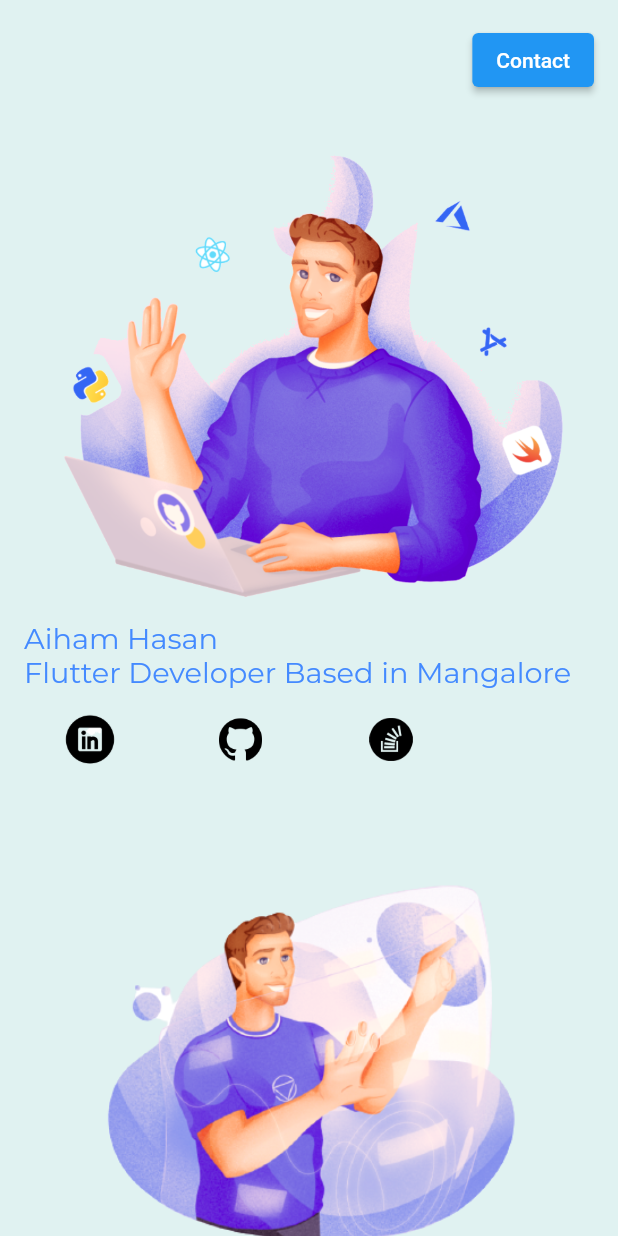
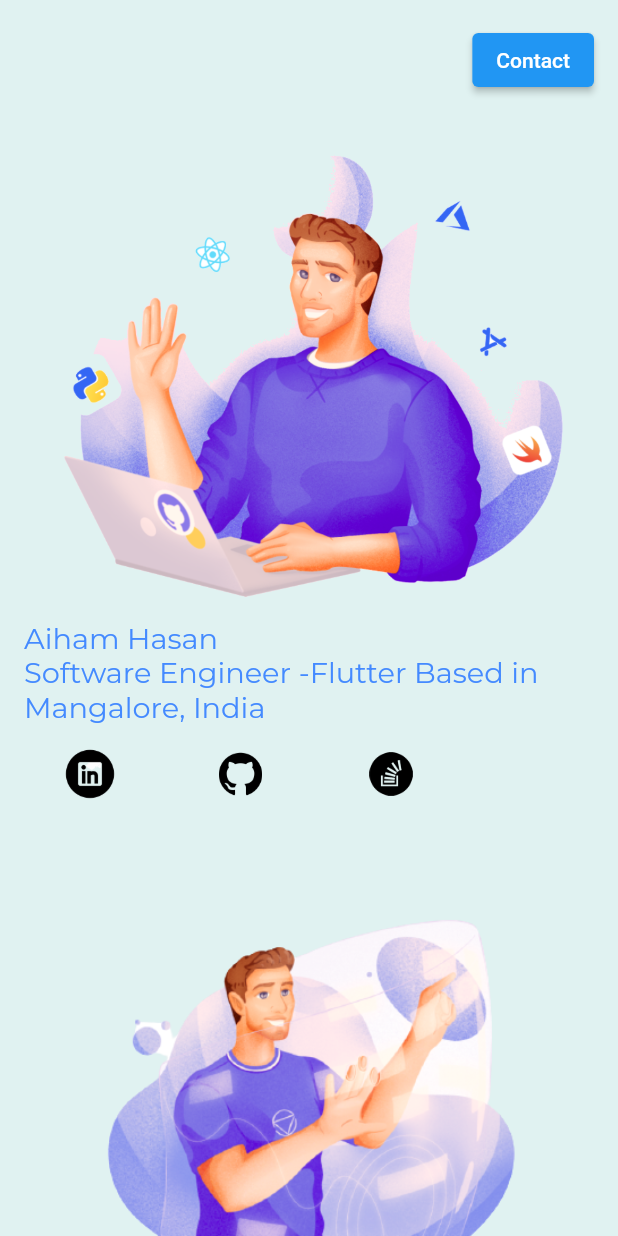
Before and after one commit to aihamhasan/flutter_portfolio, a Flutter app: the screen it shows after launch, on a phone screen of 412 x 824 dp. Run offline on Flutter 3.47's test engine with Material 2 defaults, Android fonts, the phone set to English and light mode, and no system bars; our stand-ins replace google_fonts, responsive_builder, sizer, url_launcher_web; missing offline and left inert: mailto.

Commit message:
ui changes

```diff
--- a/lib/homepage.dart
+++ b/lib/homepage.dart
@@ -31,19 +31,6 @@ class _HomepageState extends State<Homepage> {
       // _emailCopiedToClipboard = true;
     }
   }
-
-  // launchMailto() async {
-  //   final mailtoLink = Mailto(
-  //     to: ['aihamhasan04@gmail.com'],
-  //     cc: ['aihamhasan04@gmail.com', 'cc2@example.com'],
-  //     subject: 'Hi Aiham',
-  //     body: 'I had a query Regarding',
-  //   );
-  //   // Convert the Mailto instance into a string.
-  //   // Use either Dart's string interpolation
-  //   // or the toString() method.
-  //   await launch('$mailtoLink');
-  // }
 
   void _launchURL() async => await canLaunch(_url)
       ? await launch(_url)
@@ -102,7 +89,7 @@ class _HomepageState extends State<Homepage> {
                                 fontSize: 14.0.sp, color: Colors.blueAccent),
                           ),
                           Text(
-                            "Flutter Developer Based in Mangalore",
+                            "Software Engineer -Flutter Based in Mangalore, India",
                             style: GoogleFonts.montserrat(
                                 fontSize: 14.0.sp, color: Colors.blueAccent),
                           ),
@@ -203,7 +190,13 @@ class _HomepageState extends State<Homepage> {
                                     color: Colors.blueAccent),
                               ),
                               Text(
-                                "Flutter Developer Based in Mangalore",
+                                "Software Engineer -Flutter Based in",
+                                style: GoogleFonts.montserrat(
+                                    fontSize: 14.0.sp,
+                                    color: Colors.blueAccent),
+                              ),
+                              Text(
+                                "Mangalore, India",
                                 style: GoogleFonts.montserrat(
                                     fontSize: 14.0.sp,
                                     color: Colors.blueAccent),
```
Also changed, not shown: 21 other files.
